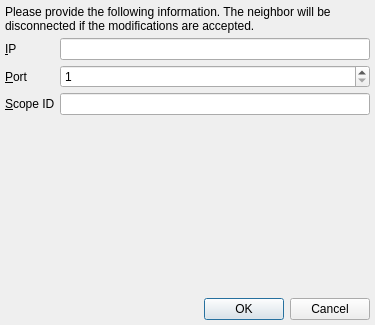
textbrowser/spot-on, file branches/trunk/UI/spot-on-ipinformation.ui: the form before one commit.
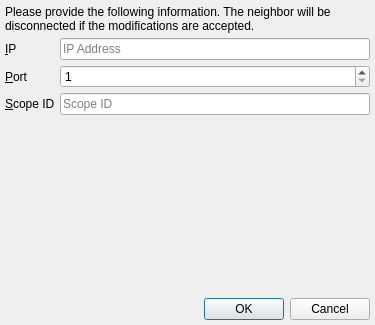
The form after the commit. Icons and pictures are not drawn.

```diff
--- a/branches/trunk/UI/spot-on-ipinformation.ui
+++ b/branches/trunk/UI/spot-on-ipinformation.ui
@@ -56,7 +56,11 @@
       </widget>
      </item>
      <item row="0" column="1">
-      <widget class="QLineEdit" name="ip"/>
+      <widget class="QLineEdit" name="ip">
+       <property name="placeholderText">
+        <string>IP Address</string>
+       </property>
+      </widget>
      </item>
      <item row="1" column="0">
       <widget class="QLabel" name="label_2">
@@ -89,7 +93,11 @@
       </widget>
      </item>
      <item row="2" column="1">
-      <widget class="QLineEdit" name="scope"/>
+      <widget class="QLineEdit" name="scope">
+       <property name="placeholderText">
+        <string>Scope ID</string>
+       </property>
+      </widget>
      </item>
     </layout>
    </item>
```
